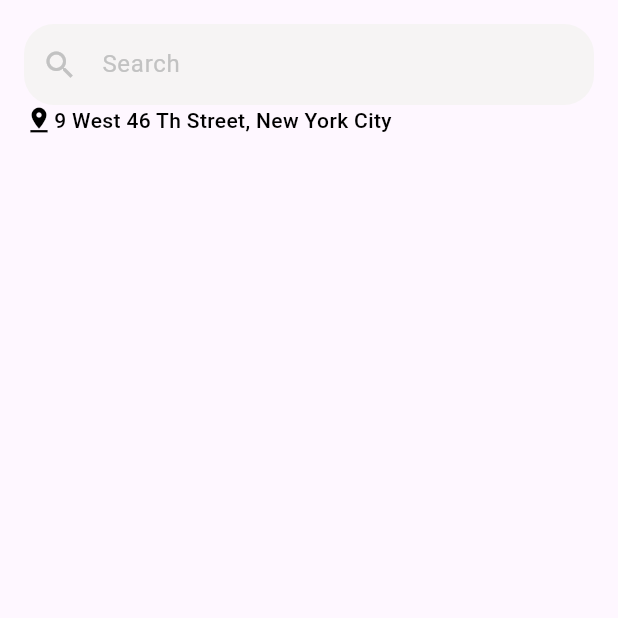
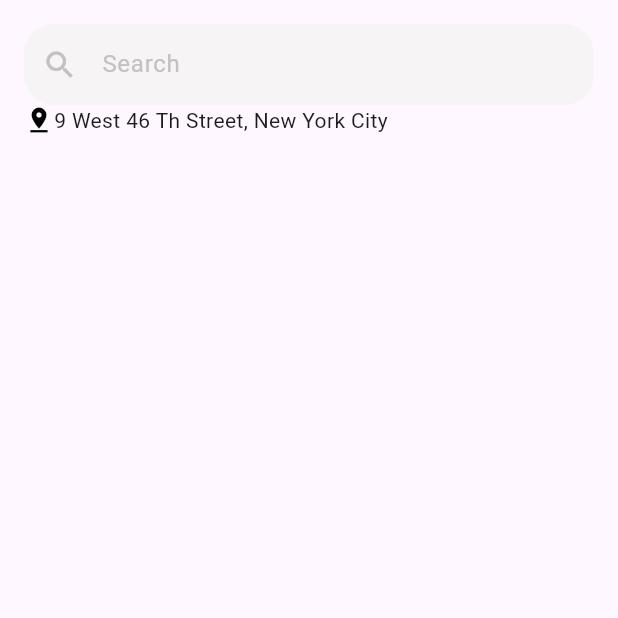
Before and after one commit to yyBasiony/food_delivery_app, a Flutter app: the LoginScreen screen opened by its route, after a tap on "Login", on a phone screen of 412 x 824 dp, the top half of it. Run offline on Flutter 3.47's test engine with Material 3 defaults, Android fonts, the phone set to English and light mode, and no system bars.

Commit message:
add image

```diff
--- a/lib/presentation/main_view/home/home_page.dart
+++ b/lib/presentation/main_view/home/home_page.dart
@@ -33,7 +33,7 @@ class _HomePageState extends State<HomePage> {
                 ),
                 Text(
                   '9 West 46 Th Street, New York City',
-                  style: AppTheme.getLightTheme().textTheme.headline1,
+                  // style: AppTheme.getLightTheme().textTheme.headline1,
                 )
               ],
             ),
--- a/lib/presentation/resources/app_theme.dart
+++ b/lib/presentation/resources/app_theme.dart
@@ -6,15 +6,15 @@ class AppTheme {
   static ThemeData getLightTheme() {
     return ThemeData(
       // TextTheme
-      textTheme: TextTheme(
-        headlineLarge: const TextStyle(
+      textTheme: const TextTheme(
+        headlineLarge: TextStyle(
             fontWeight: FontWeight.bold, fontSize: 24, color: Colors.white),
-        headlineSmall: const TextStyle(
+        headlineSmall: TextStyle(
             fontWeight: FontWeight.w500, fontSize: 14, color: Colors.white),
-        headlineMedium: const TextStyle(
+        headlineMedium: TextStyle(
             fontWeight: FontWeight.bold, fontSize: 24, color: Colors.black),
-        headline1: const TextStyle(
-            fontWeight: FontWeight.w500, fontSize: 14, color: Colors.black),
+        /* headline1: const TextStyle(
+            fontWeight: FontWeight.w500, fontSize: 14, color: Colors.black),*/
       ),
 
       // ElevatedButton
```
Also changed, not shown: assets/images/burger (1) 1.png (added), assets/images/coffee-cup 1.png (added), assets/images/image (3).png (added), assets/images/image (4).png (added), assets/images/image 2.png (added), assets/images/image 3.png (added), assets/images/image.png (added), assets/images/piece-of-cake 1 (1).png (added), assets/images/potato-chips 1.png (added).
